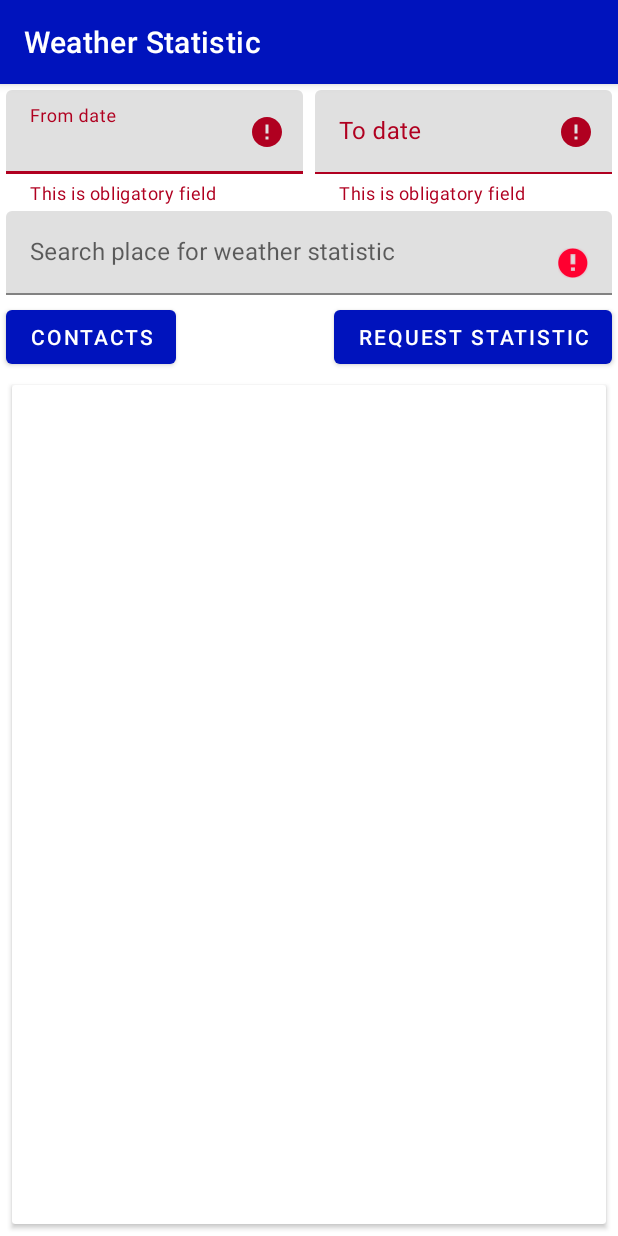
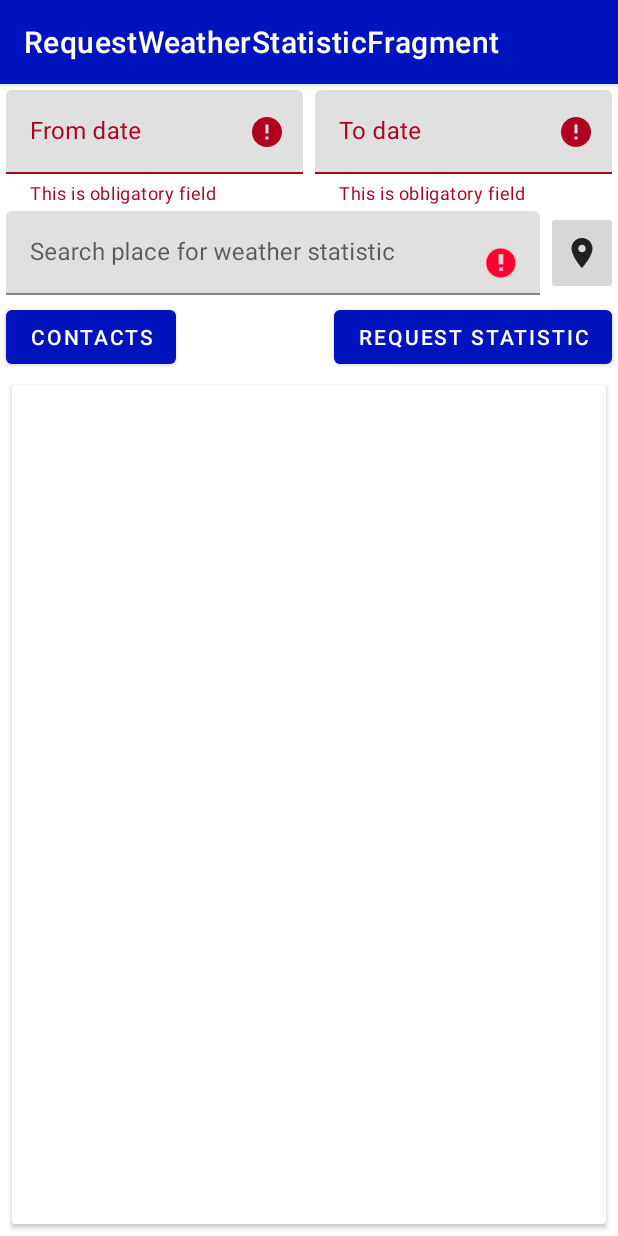
Before and after one commit to MikhailD007/WeatherStatistic, an Android app: the screen it shows after launch (SingleActivity), after a tap on "REQUEST STATISTIC", on a phone screen of 412 x 824 dp. Run offline under Robolectric (Android 15) with nearby library versions, the phone set to English and light mode, and no system bars; our stand-ins replace Room's generated code, navigation-ui; libraries missing offline, so code that uses them is left out: com.facebook.stetho, com.wdullaer.materialdatetimepicker, org.koin.experimental; 12 statements that could not run were skipped; 1 other tap on this screen came first.

Commit message:
Выбор места для получения истории погоды с помощью гугл карт

```diff
--- a/app/build.gradle
+++ b/app/build.gradle
@@ -87,6 +87,7 @@ dependencies {
     implementation "org.jetbrains.kotlin:kotlin-stdlib:$kotlin_version"
     implementation 'com.google.code.gson:gson:2.8.6'
     implementation 'androidx.legacy:legacy-support-v4:1.0.0'
+    implementation 'com.google.android.gms:play-services-maps:17.0.0'
 
     //Test
     //noinspection GradleDynamicVersion
@@ -103,4 +104,7 @@ dependencies {
     implementation "androidx.room:room-ktx:2.2.6"
 
     implementation 'com.facebook.stetho:stetho:1.5.1'
+
+    //Maps
+    implementation 'com.google.android.gms:play-services-maps:17.0.0'
 }
--- a/app/src/main/AndroidManifest.xml
+++ b/app/src/main/AndroidManifest.xml
@@ -2,6 +2,7 @@
 <manifest xmlns:android="http://schemas.android.com/apk/res/android"
     package="org.vimteam.weatherstatistic">
 
+    <uses-permission android:name="android.permission.ACCESS_FINE_LOCATION" />
     <uses-permission android:name="android.permission.INTERNET" />
     <uses-permission android:name="android.permission.ACCESS_NETWORK_STATE" />
     <uses-permission android:name="android.permission.FOREGROUND_SERVICE" />
@@ -15,6 +16,10 @@
         android:roundIcon="@mipmap/ic_launcher_round"
         android:supportsRtl="true"
         android:theme="@style/Theme.WeatherStatistic.NoActionBar">
+        <meta-data
+            android:name="com.google.android.geo.API_KEY"
+            android:value="@string/google_maps_key" />
+
         <service
             android:name=".ui.NetworkService"
             android:enabled="true"
--- a/app/src/main/java/org/vimteam/weatherstatistic/base/Extensions.kt
+++ b/app/src/main/java/org/vimteam/weatherstatistic/base/Extensions.kt
@@ -4,6 +4,8 @@ import android.view.LayoutInflater
 import android.view.View
 import android.view.ViewGroup
 import androidx.annotation.LayoutRes
+import androidx.fragment.app.Fragment
+import androidx.navigation.findNavController
 import com.google.gson.Gson
 import com.google.gson.reflect.TypeToken
 import org.joda.time.LocalDate
@@ -15,4 +17,3 @@ fun ViewGroup.inflate(@LayoutRes layoutRes: Int, attachToRoot: Boolean = false):
 
 fun LocalDate.toSQLDate(): Date = Date(this.toDateTimeAtStartOfDay().millis)
 fun LocalDate.formatShort(): String = java.text.DateFormat.getDateInstance(java.text.DateFormat.SHORT).format(this.toSQLDate())
-inline fun <reified T> Gson.parseFromJson(json: String) = this.fromJson<T>(json, object : TypeToken<T>() {}.type)
--- a/app/src/main/java/org/vimteam/weatherstatistic/ui/fragments/RequestWeatherStatisticFragment.kt
+++ b/app/src/main/java/org/vimteam/weatherstatistic/ui/fragments/RequestWeatherStatisticFragment.kt
@@ -10,6 +10,7 @@ import androidx.activity.result.contract.ActivityResultContracts.RequestPermissi
 import androidx.appcompat.app.AlertDialog
 import androidx.core.content.ContextCompat
 import androidx.fragment.app.Fragment
+import androidx.fragment.app.setFragmentResultListener
 import androidx.navigation.findNavController
 import com.google.android.material.snackbar.Snackbar
 import com.google.android.material.textfield.TextInputEditText
@@ -96,7 +97,15 @@ class RequestWeatherStatisticFragment : Fragment(), RequestsHistoryAdapter.OnIte
         requestWeatherStatisticViewModel.place.observe(viewLifecycleOwner) { binding.searchPlaceEditText.setText(it) }
         requestWeatherStatisticViewModel.getRequestsHistoryList()
         binding.requestStatisticMaterialButton.setOnClickListener { requestWeatherStatistic() }
-        binding.contactsMaterialButton.setOnClickListener { checkPermission() }
+        binding.contactsMaterialButton.setOnClickListener { checkContactsPermission() }
+        binding.placeSelectImageButton.setOnClickListener {
+            setFragmentResultListener(MapsFragment.REQUEST_KEY) { _, bundle ->
+                requestWeatherStatisticViewModel.setPlace(bundle.getString(MapsFragment.REQUEST_KEY) ?:"")
+            }
+            requireView().findNavController().navigate(
+                RequestWeatherStatisticFragmentDirections.actionRequestWeatherStatisticFragmentToMapsFragment()
+            )
+        }
     }
 
     private fun initDateTimePicker(
@@ -218,7 +227,7 @@ class RequestWeatherStatisticFragment : Fragment(), RequestsHistoryAdapter.OnIte
         )
     }
 
-    private fun checkPermission() {
+    private fun checkContactsPermission() {
         context?.let {
             when {
                 ContextCompat.checkSelfPermission(it, Manifest.permission.READ_CONTACTS) == PackageManager.PERMISSION_GRANTED -> {
@@ -229,7 +238,7 @@ class RequestWeatherStatisticFragment : Fragment(), RequestsHistoryAdapter.OnIte
                         .setTitle(getString(R.string.contacts_permission_dialog_title))
                         .setMessage(getString(R.string.contacts_permission_dialog_description))
                         .setPositiveButton(getString(R.string.give_permission)) { _, _ ->
-                            requestPermissionLauncher.launch(Manifest.permission.READ_CONTACTS)
+                            requestContactsPermissionLauncher.launch(Manifest.permission.READ_CONTACTS)
                         }
                         .setNegativeButton(getString(R.string.no_permission)) { dialog, _ ->
                             AlertDialog.Builder(it)
@@ -244,13 +253,13 @@ class RequestWeatherStatisticFragment : Fragment(), RequestsHistoryAdapter.OnIte
                         .show()
                 }
                 else -> {
-                    requestPermissionLauncher.launch(Manifest.permission.READ_CONTACTS)
+                    requestContactsPermissionLauncher.launch(Manifest.permission.READ_CONTACTS)
                 }
             }
         }
     }
 
-    private val requestPermissionLauncher = registerForActivityResult(
+    private val requestContactsPermissionLauncher = registerForActivityResult(
         RequestPermission()
     ) { isGranted: Boolean ->
         if (isGranted) {
@@ -259,7 +268,7 @@ class RequestWeatherStatisticFragment : Fragment(), RequestsHistoryAdapter.OnIte
             AlertDialog.Builder(requireContext())
                 .setTitle(getString(R.string.contacts_permission_dialog_title))
                 .setMessage(getString(R.string.contacts_permission_dialog_denied_description))
-                .setPositiveButton(getString(R.string.no_permission)) { dialogExplanation, _ -> dialogExplanation.dismiss() }
+                .setPositiveButton(getString(R.string.ok)) { dialogExplanation, _ -> dialogExplanation.dismiss() }
                 .create()
                 .show()
         }
--- /dev/null
+++ b/app/src/main/res/drawable/ic_location.xml
@@ -0,0 +1,5 @@
+<vector android:alpha="0.85" android:height="24dp"
+    android:viewportHeight="24" android:viewportWidth="24"
+    android:width="24dp" xmlns:android="http://schemas.android.com/apk/res/android">
+    <path android:fillColor="#FF000000" android:pathData="M12,2C8.13,2 5,5.13 5,9c0,5.25 7,13 7,13s7,-7.75 7,-13c0,-3.87 -3.13,-7 -7,-7zM12,11.5c-1.38,0 -2.5,-1.12 -2.5,-2.5s1.12,-2.5 2.5,-2.5 2.5,1.12 2.5,2.5 -1.12,2.5 -2.5,2.5z"/>
+</vector>
--- /dev/null
+++ b/app/src/main/res/drawable/ic_pin.xml
@@ -0,0 +1,5 @@
+<vector android:alpha="0.85" android:height="24dp"
+    android:viewportHeight="24" android:viewportWidth="24"
+    android:width="24dp" xmlns:android="http://schemas.android.com/apk/res/android">
+    <path android:fillColor="#FF000000" android:fillType="evenOdd" android:pathData="M16,9V4l1,0c0.55,0 1,-0.45 1,-1v0c0,-0.55 -0.45,-1 -1,-1H7C6.45,2 6,2.45 6,3v0c0,0.55 0.45,1 1,1l1,0v5c0,1.66 -1.34,3 -3,3h0v2h5.97v7l1,1l1,-1v-7H19v-2h0C17.34,12 16,10.66 16,9z"/>
+</vector>
--- a/app/src/main/res/layout/fragment_request_weather_statistic.xml
+++ b/app/src/main/res/layout/fragment_request_weather_statistic.xml
@@ -48,8 +48,8 @@
         android:layout_margin="@dimen/small_margin"
         android:hint="@string/search_place"
         android:textAppearance="@style/TextAppearance.MaterialComponents.Headline6"
-        app:layout_constraintEnd_toEndOf="parent"
         app:layout_constraintStart_toStartOf="parent"
+        app:layout_constraintEnd_toStartOf="@+id/placeSelectImageButton"
         app:layout_constraintTop_toBottomOf="@id/dateFromTextInputLayout">
 
         <com.google.android.material.textfield.TextInputEditText
@@ -59,6 +59,15 @@
             android:inputType="textCapSentences|textAutoCorrect" />
 
     </com.google.android.material.textfield.TextInputLayout> <!-- Search place -->
+
+    <androidx.appcompat.widget.AppCompatImageButton
+        android:layout_height="0dp"
+        android:layout_width="wrap_content"
+        android:src="@drawable/ic_location"
+        android:id="@+id/placeSelectImageButton"
+        app:layout_constraintTop_toTopOf="@id/searchPlaceTextInputLayout"
+        app:layout_constraintBottom_toBottomOf="@id/searchPlaceTextInputLayout"
+        app:layout_constraintEnd_toEndOf="parent"/>
 
     <com.google.android.material.button.MaterialButton
         android:id="@+id/requestStatisticMaterialButton"
--- a/app/src/main/res/navigation/nav_graph.xml
+++ b/app/src/main/res/navigation/nav_graph.xml
@@ -18,6 +18,9 @@
         <action
             android:id="@+id/action_requestWeatherStatisticFragment_to_contactsListFragment"
             app:destination="@id/contactsListFragment" />
+        <action
+            android:id="@+id/action_requestWeatherStatisticFragment_to_mapsFragment"
+            app:destination="@id/mapsFragment" />
     </fragment>
     <fragment
         android:id="@+id/resultWeatherStatisticFragment"
@@ -33,4 +36,9 @@
         android:name="org.vimteam.weatherstatistic.ui.fragments.ContactsListFragment"
         android:label="fragment_contacts_list"
         tools:layout="@layout/fragment_contacts_list" />
+    <fragment
+        android:id="@+id/mapsFragment"
+        android:name="org.vimteam.weatherstatistic.ui.fragments.MapsFragment"
+        android:label="fragment_maps"
+        tools:layout="@layout/fragment_maps" />
 </navigation>
```
Also changed, not shown: app/src/debug/res/values/google_maps_api.xml (added, +23 -0 lines), app/src/main/java/org/vimteam/weatherstatistic/ui/fragments/MapsFragment.kt (added, +218 -0 lines), app/src/main/res/layout/fragment_maps.xml (added, +23 -0 lines), app/src/main/res/values/strings.xml (+8 -0 lines), 1 other file.
